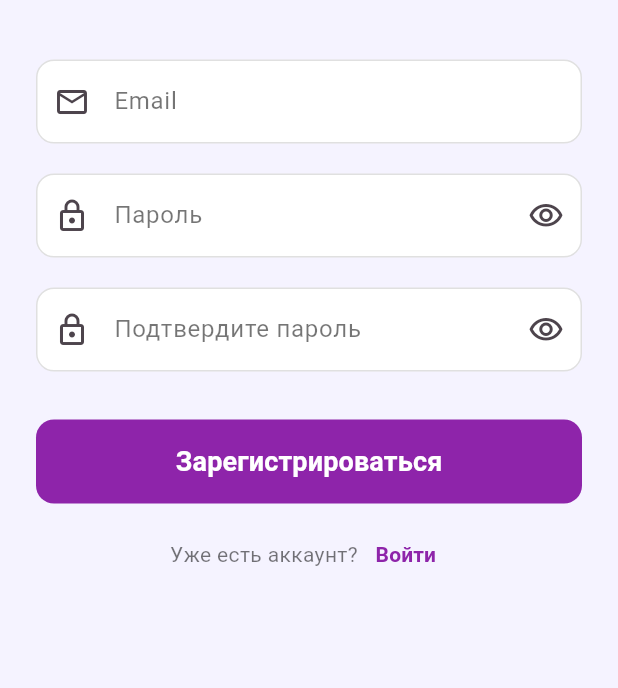
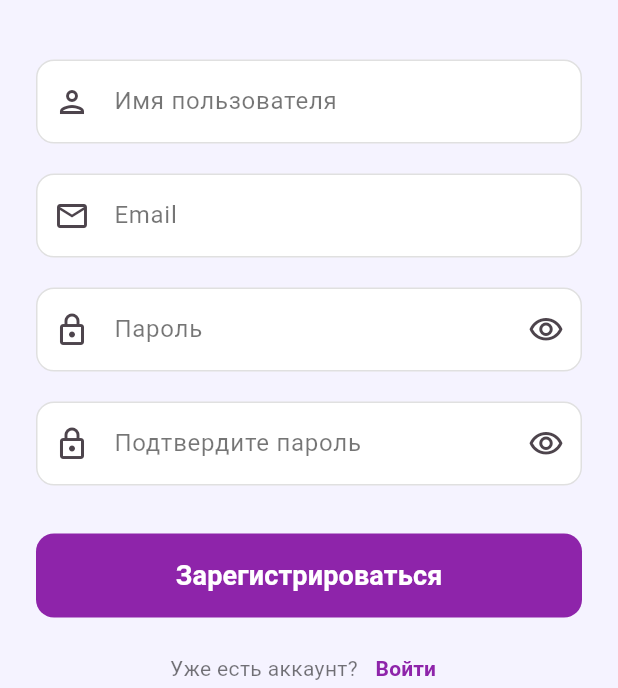
Before and after one commit to ssu-sigmas/SigmaCards-frontend, a Flutter app: the screen it shows after launch, after a tap on "Зарегистрироваться", on a phone screen of 412 x 824 dp, the part 548-1236 px from its top. Run offline on Flutter 3.47's test engine with Material 3 defaults, Android fonts, the phone set to English and light mode, and no system bars; our stand-ins replace file_picker, shared_preferences.

Commit message:
connect registration UI with backend API

```diff
--- a/lib/screens/auth_screen.dart
+++ b/lib/screens/auth_screen.dart
@@ -6,7 +6,7 @@ import 'registration_screen.dart';
 
 class AuthScreen extends StatefulWidget {
   final Function(String email, String password) onLogin;
-  final Function(String email, String password) onRegister;
+  final Function(String username, String email, String password) onRegister;
   final VoidCallback? onBack;
   final bool initialIsLogin; // true для логина, false для регистрации
 
--- a/lib/screens/registration_screen.dart
+++ b/lib/screens/registration_screen.dart
@@ -3,7 +3,7 @@ import '../theme/app_colors.dart';
 import '../theme/app_styles.dart';
 
 class RegistrationScreen extends StatefulWidget {
-  final Function(String email, String password) onRegister;
+  final Function(String username, String email, String password) onRegister;
   final VoidCallback? onBack;
   final VoidCallback? onLogin;
 
@@ -20,6 +20,7 @@ class RegistrationScreen extends StatefulWidget {
 
 class _RegistrationScreenState extends State<RegistrationScreen> {
   final _formKey = GlobalKey<FormState>();
+  final _usernameController = TextEditingController();
   final _emailController = TextEditingController();
   final _passwordController = TextEditingController();
   final _confirmPasswordController = TextEditingController();
@@ -30,10 +31,21 @@ class _RegistrationScreenState extends State<RegistrationScreen> {
 
   @override
   void dispose() {
+    _usernameController.dispose();
     _emailController.dispose();
     _passwordController.dispose();
     _confirmPasswordController.dispose();
     super.dispose();
+  }
+
+  String? _validateUsername(String? value) {
+    if (value == null || value.isEmpty) {
+      return 'Имя пользователя обязательно';
+    }
+    if (value.length < 3) {
+      return 'Имя пользователя должно содержать минимум 3 символа';
+    }
+    return null;
   }
 
   String? _validateEmail(String? value) {
@@ -76,12 +88,10 @@ class _RegistrationScreenState extends State<RegistrationScreen> {
       _isLoading = true;
     });
 
-    // Имитация задержки регистрации
-    await Future.delayed(const Duration(milliseconds: 500));
-
     if (!mounted) return;
 
     widget.onRegister(
+      _usernameController.text.trim(),
       _emailController.text.trim(),
       _passwordController.text,
     );
@@ -178,6 +188,61 @@ class _RegistrationScreenState extends State<RegistrationScreen> {
                 ),
 
                 const SizedBox(height: 40),
+
+                // Username field
+                TextFormField(
+                  controller: _usernameController,
+                  textInputAction: TextInputAction.next,
+                  decoration: InputDecoration(
+                    labelText: 'Имя пользователя',
+                    hintText: 'Введите имя пользователя',
+                    prefixIcon: const Icon(Icons.person_outlined),
+                    filled: true,
+                    fillColor: isDark ? AppColors.darkCard : AppColors.lightCard,
+                    border: OutlineInputBorder(
+                      borderRadius: BorderRadius.circular(AppStyles.borderRadius),
+                      borderSide: BorderSide(
+                        color: isDark ? Colors.white24 : Colors.black12,
+                      ),
+                    ),
+                    enabledBorder: OutlineInputBorder(
+                      borderRadius: BorderRadius.circular(AppStyles.borderRadius),
+                      borderSide: BorderSide(
+                        color: isDark ? Colors.white24 : Colors.black12,
+                      ),
+                    ),
+                    focusedBorder: OutlineInputBorder(
+                      borderRadius: BorderRadius.circular(AppStyles.borderRadius),
+                      borderSide: BorderSide(
+                        color: Colors.purple.shade600,
+                        width: 2,
+                      ),
+                    ),
+                    errorBorder: OutlineInputBorder(
+                      borderRadius: BorderRadius.circular(AppStyles.borderRadius),
+                      borderSide: const BorderSide(
+                        color: Colors.red,
+                        width: 2,
+                      ),
+                    ),
+                    focusedErrorBorder: OutlineInputBorder(
+                      borderRadius: BorderRadius.circular(AppStyles.borderRadius),
+                      borderSide: const BorderSide(
+                        color: Colors.red,
+                        width: 2,
+                      ),
+                    ),
+                    labelStyle: TextStyle(
+                      color: isDark ? Colors.white70 : Colors.black54,
+                    ),
+                    hintStyle: TextStyle(
+                      color: isDark ? Colors.white38 : Colors.black26,
+                    ),
+                  ),
+                  validator: _validateUsername,
+                ),
+
+                const SizedBox(height: 20),
 
                 // Email field
                 TextFormField(
--- a/pubspec.yaml
+++ b/pubspec.yaml
@@ -38,6 +38,7 @@ dependencies:
   file_picker: ^8.0.0
   archive: ^3.4.10
   xml: ^6.5.0
+  http: ^1.1.0
 
 dev_dependencies:
   flutter_test:
```
Also changed, not shown: lib/main.dart (+55 -4 lines), lib/services/api_service.dart (added, +99 -0 lines), pubspec.lock.
